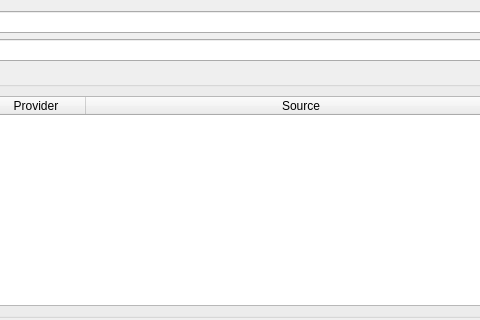
mhugo/qgis_vlayers, file qgsvirtuallayersourceselectbase.ui: the form before one commit; both pictures show x 138 to 618 and y 0 to 320 of the 764 by 624 pixel window.
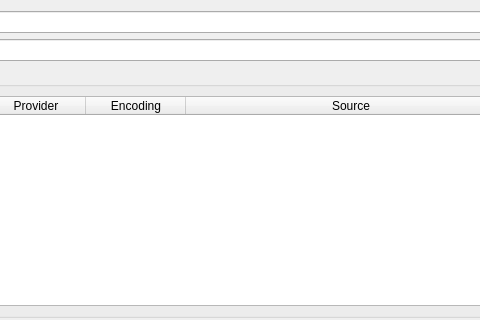
The form after the commit.

Commit message: Add support for shapefile encoding

Patch:
```diff
--- a/qgsvirtuallayersourceselectbase.ui
+++ b/qgsvirtuallayersourceselectbase.ui
@@ -76,6 +76,11 @@
           <string>Provider</string>
          </property>
         </column>
+        <column>
+         <property name="text">
+          <string>Encoding</string>
+         </property>
+        </column>
         <column>
          <property name="text">
           <string>Source</string>
```
The commit also changes 12 other files.
